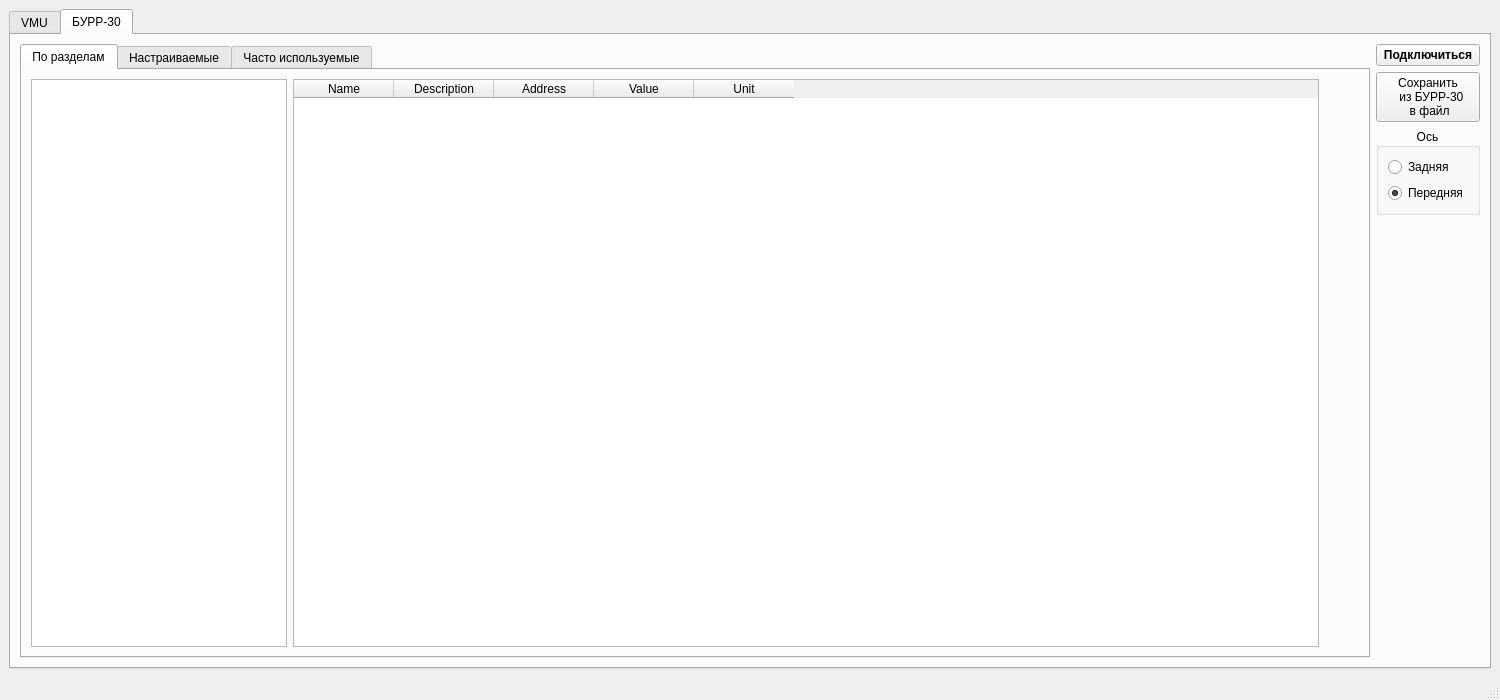
First picture: the form in CANAnalyzer_2.ui, repository hochu-leto/BURR-settings, before the edit.
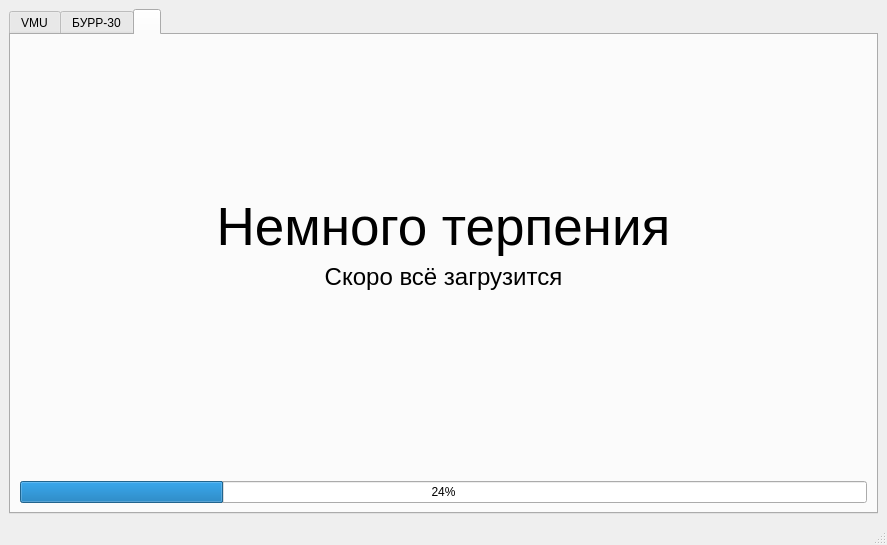
Second picture: the form after the edit. The open tabs and pages were chosen to show the change.

What changed in the file:
```diff
--- a/CANAnalyzer_2.ui
+++ b/CANAnalyzer_2.ui
@@ -6,8 +6,8 @@
    <rect>
     <x>0</x>
     <y>0</y>
-    <width>1500</width>
-    <height>700</height>
+    <width>887</width>
+    <height>545</height>
    </rect>
   </property>
   <property name="sizePolicy">
@@ -38,9 +38,12 @@
      <height>1500</height>
     </size>
    </property>
-   <layout class="QVBoxLayout" name="verticalLayout_2">
-    <item>
+   <layout class="QGridLayout" name="gridLayout_2">
+    <item row="0" column="0">
      <widget class="QTabWidget" name="CAN">
+      <property name="enabled">
+       <bool>true</bool>
+      </property>
       <property name="tabShape">
        <enum>QTabWidget::Rounded</enum>
       </property>
@@ -838,6 +841,65 @@
         </item>
        </layout>
       </widget>
+      <widget class="QWidget" name="Wait_for_read">
+       <property name="enabled">
+        <bool>true</bool>
+       </property>
+       <attribute name="title">
+        <string> </string>
+       </attribute>
+       <layout class="QVBoxLayout" name="verticalLayout_2">
+        <item>
+         <widget class="QLabel" name="label_2">
+          <property name="font">
+           <font>
+            <pointsize>40</pointsize>
+           </font>
+          </property>
+          <property name="layoutDirection">
+           <enum>Qt::LeftToRight</enum>
+          </property>
+          <property name="frameShape">
+           <enum>QFrame::NoFrame</enum>
+          </property>
+          <property name="frameShadow">
+           <enum>QFrame::Sunken</enum>
+          </property>
+          <property name="text">
+           <string>Немного терпения</string>
+          </property>
+          <property name="textFormat">
+           <enum>Qt::PlainText</enum>
+          </property>
+          <property name="alignment">
+           <set>Qt::AlignBottom|Qt::AlignHCenter</set>
+          </property>
+         </widget>
+        </item>
+        <item>
+         <widget class="QLabel" name="label_3">
+          <property name="font">
+           <font>
+            <pointsize>18</pointsize>
+           </font>
+          </property>
+          <property name="text">
+           <string>Скоро всё загрузится</string>
+          </property>
+          <property name="alignment">
+           <set>Qt::AlignHCenter|Qt::AlignTop</set>
+          </property>
+         </widget>
+        </item>
+        <item>
+         <widget class="QProgressBar" name="progressBar">
+          <property name="value">
+           <number>24</number>
+          </property>
+         </widget>
+        </item>
+       </layout>
+      </widget>
      </widget>
     </item>
    </layout>
```
Left out of the diff: 2 changed lines with no effect on the pictures.
